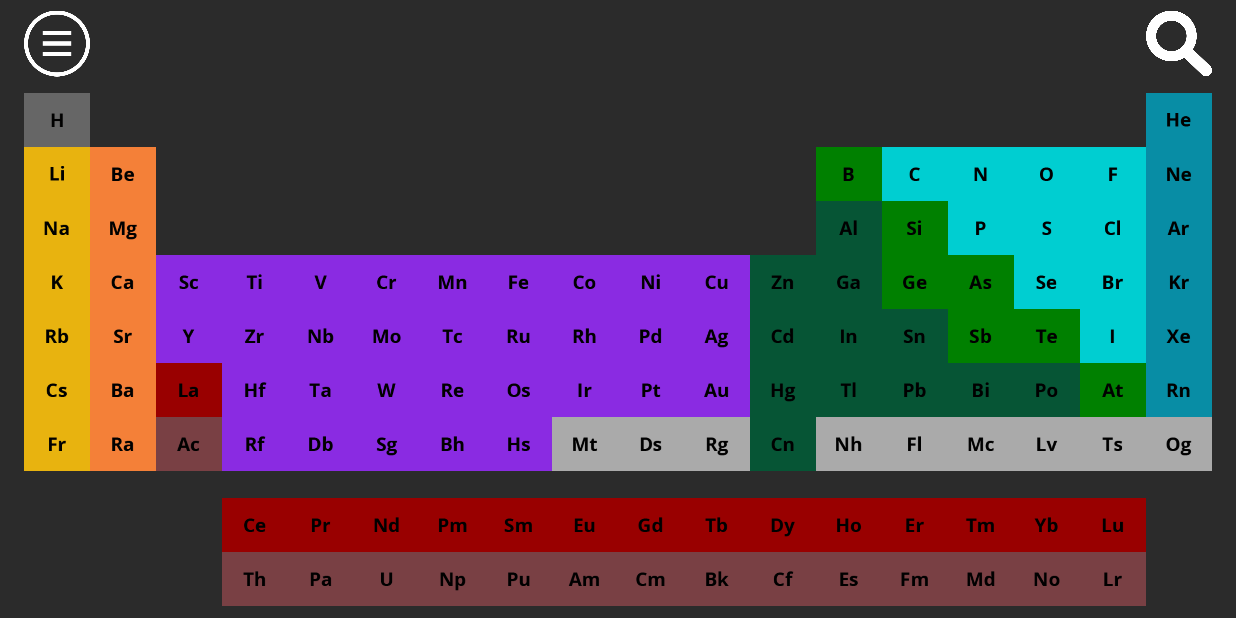
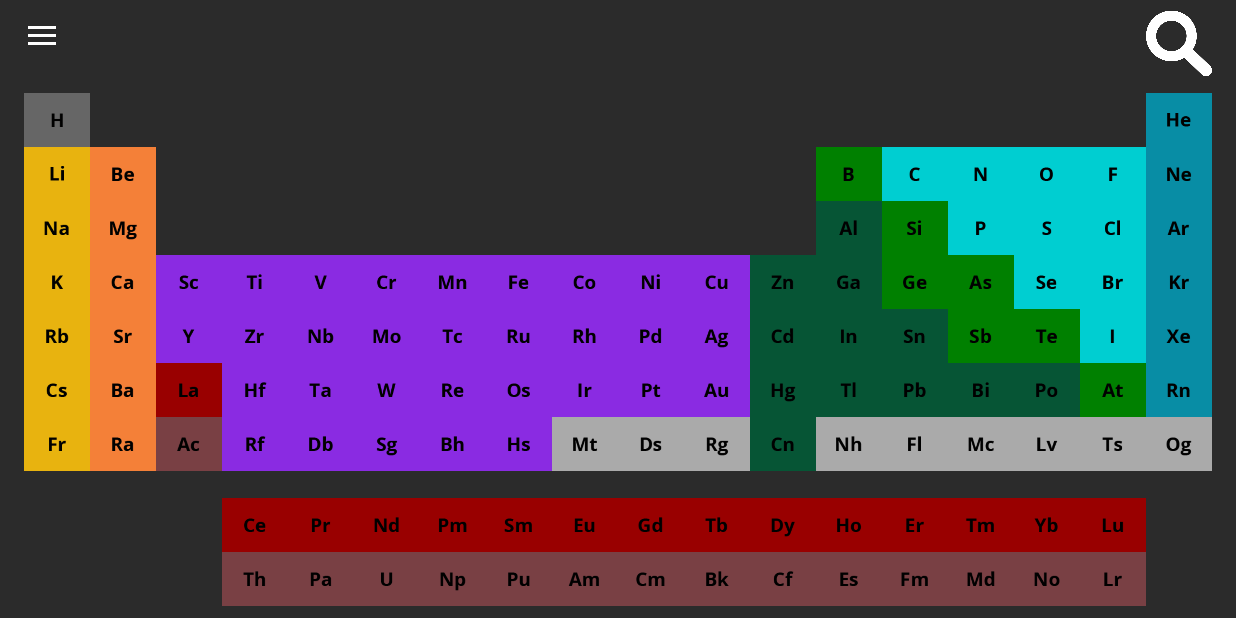
Before and after one commit to FinnWilkinson/EMAS-Periodic-Table-App, an Android app: the screen it shows after launch (MainActivity), on a phone screen of 824 x 412 dp (held sideways). Run offline under Robolectric (Android 15) with nearby library versions, the light colour scheme and no system bars.

Commit message:
Toolbar with nav drawer

```diff
--- a/Test_Applications/PeriodicTableMain/app/build.gradle
+++ b/Test_Applications/PeriodicTableMain/app/build.gradle
@@ -27,5 +27,6 @@ dependencies {
     androidTestImplementation 'com.android.support.test.espresso:espresso-core:3.0.2'
     implementation 'com.android.support:gridlayout-v7:28.0.0'
     implementation 'com.readystatesoftware.sqliteasset:sqliteassethelper:+'
+    implementation 'com.android.support:design:28.0.0'
 
 }
--- a/Test_Applications/PeriodicTableMain/app/src/main/java/com/example/joshhamwee/periodictablemain/MainActivity.java
+++ b/Test_Applications/PeriodicTableMain/app/src/main/java/com/example/joshhamwee/periodictablemain/MainActivity.java
@@ -2,29 +2,55 @@ package com.example.joshhamwee.periodictablemain;
 
 import android.content.Intent;
 import android.media.Image;
+import android.support.annotation.NonNull;
+import android.support.design.widget.NavigationView;
+import android.support.v4.widget.DrawerLayout;
+import android.support.v7.app.ActionBarDrawerToggle;
 import android.support.v7.app.AppCompatActivity;
 import android.os.Bundle;
+import android.view.MenuItem;
 import android.view.View;
 import android.widget.Button;
 import android.widget.GridLayout;
 import android.widget.ImageButton;
+import android.support.v7.widget.Toolbar;
+import android.widget.Toast;
 
 import java.util.ArrayList;
 
 public class MainActivity extends AppCompatActivity {
 
-    //Array of cutton id's to iterate over all buttons and set on click listeners
+    Toolbar toolbar;
+    DrawerLayout drawerLayout;
+    ActionBarDrawerToggle actionBarDrawerToggle;
+    NavigationView navigationView;
+
+    //Array of button id's to iterate over all buttons and set on click listeners
     private final int[] button_ids = {
             R.id.H,R.id.He,R.id.Li,R.id.Be,R.id.B,R.id.C,R.id.N,R.id.O,R.id.F,R.id.Ne,R.id.Na,R.id.Mg,R.id.Al,R.id.Si,R.id.P,R.id.S,R.id.Cl,R.id.Ar,
             R.id.K,R.id.Ca,R.id.Sc,R.id.Ti,R.id.V,R.id.Cr,R.id.Mn,R.id.Fe,R.id.Co,R.id.Ni,R.id.Cu,R.id.Zn,R.id.Ga,R.id.Ge,R.id.As,R.id.Se,R.id.Br,R.id.Kr,
             R.id.Rb,R.id.Sr,R.id.Y,R.id.Zr,R.id.Nb,R.id.Mo,R.id.Tc,R.id.Ru,R.id.Rh,R.id.Pd
     };
 
-
     @Override
     protected void onCreate(Bundle savedInstanceState) {
         super.onCreate(savedInstanceState);
         setContentView(R.layout.activity_main);
+        setUpToolbar();
+        navigationView = (NavigationView) findViewById(R.id.navigation_menu);
+        navigationView.setNavigationItemSelectedListener(new NavigationView.OnNavigationItemSelectedListener() {
+            @Override
+            public boolean onNavigationItemSelected(@NonNull MenuItem menuItem) {
+                switch (menuItem.getItemId()) {
+                    case R.id.home:
+                        Toast.makeText(MainActivity.this, "YOU CLICKED A THING AND NOW IM HERE HELLO", Toast.LENGTH_SHORT).show();
+                        break;
+                    //add more cases here
+                }
+
+                return false;
+            }
+        });
 
         //For loop to create onClickListeners for each button
         //Override the onClick method to openActivityDisplayElementData
@@ -61,4 +87,14 @@ public class MainActivity extends AppCompatActivity {
         startActivity(intent);
     }
 
+    private void setUpToolbar() {
+        Toolbar toolbar = (Toolbar) findViewById(R.id.toolbar);
+        setSupportActionBar(toolbar);
+        DrawerLayout drawerLayout = (DrawerLayout) findViewById(R.id.drawer_layout);
+        ActionBarDrawerToggle actionBarDrawerToggle = new ActionBarDrawerToggle(this, drawerLayout, toolbar, R.string.app_name, R.string.app_name);
+        drawerLayout.addDrawerListener(actionBarDrawerToggle);
+        actionBarDrawerToggle.syncState();
+    }
+
+
 }
--- a/Test_Applications/PeriodicTableMain/app/src/main/res/layout/activity_main.xml
+++ b/Test_Applications/PeriodicTableMain/app/src/main/res/layout/activity_main.xml
@@ -1,4 +1,5 @@
 <?xml version="1.0" encoding="utf-8"?>
+
 <android.support.constraint.ConstraintLayout xmlns:android="http://schemas.android.com/apk/res/android"
     xmlns:app="http://schemas.android.com/apk/res-auto"
     xmlns:tools="http://schemas.android.com/tools"
@@ -7,6 +8,9 @@
     android:background="@color/testgrey"
     tools:concontentDescription=".MainActivity"
     tools:layout_editor_absoluteY="73dp">
+
+    <!-- so the toolbar shows up -->
+    <include layout="@layout/menu_layout" />
 
     <android.support.constraint.ConstraintLayout
         android:id="@+id/constraintLayout"
@@ -28,20 +32,6 @@
             android:orientation="vertical"
             app:layout_constraintGuide_percent="0.05555555555555555555555555555556" />
 
-        <ImageButton
-            android:id="@+id/imageImageButton5"
-            android:layout_width="0dp"
-            android:layout_height="0dp"
-            android:adjustViewBounds="true"
-            android:background="@color/testgrey"
-            android:contentDescription="Menu icon"
-            android:scaleType="fitCenter"
-            app:layout_constraintBottom_toBottomOf="parent"
-            app:layout_constraintEnd_toStartOf="@+id/guideline119"
-            app:layout_constraintStart_toStartOf="parent"
-            app:layout_constraintTop_toTopOf="parent"
-            app:srcCompat="@drawable/menu" />
-
         <android.support.constraint.Guideline
             android:id="@+id/guideline120"
             android:layout_width="wrap_content"
@@ -55,7 +45,7 @@
             android:layout_height="0dp"
             android:adjustViewBounds="true"
             android:background="@color/testgrey"
-            android:contentDescription="Search icon"
+            android:contentDescription="@string/search_icon"
             android:scaleType="fitCenter"
             app:layout_constraintBottom_toBottomOf="parent"
             app:layout_constraintEnd_toEndOf="parent"
--- a/Test_Applications/PeriodicTableMain/app/src/main/res/layout/activity_search.xml
+++ b/Test_Applications/PeriodicTableMain/app/src/main/res/layout/activity_search.xml
@@ -12,8 +12,7 @@
         android:layout_width="wrap_content"
         android:layout_height="wrap_content"
         app:layout_constraintEnd_toEndOf="parent"
+        app:layout_constraintHorizontal_bias="1.0"
         app:layout_constraintStart_toStartOf="parent"
-        app:layout_constraintTop_toTopOf="parent"
-        tools:layout_editor_absoluteY="50dp"
-        />
+        app:layout_constraintTop_toTopOf="parent" />
 </android.support.constraint.ConstraintLayout>
--- /dev/null
+++ b/Test_Applications/PeriodicTableMain/app/src/main/res/layout/menu_layout.xml
@@ -0,0 +1,32 @@
+<?xml version="1.0" encoding="utf-8"?>
+<android.support.v4.widget.DrawerLayout xmlns:android="http://schemas.android.com/apk/res/android"
+    xmlns:app="http://schemas.android.com/apk/res-auto"
+    android:id="@+id/drawer_layout"
+    android:layout_width="match_parent"
+    android:layout_height="match_parent"
+    android:fitsSystemWindows="true">
+
+    <android.support.v7.widget.LinearLayoutCompat
+        android:layout_width="match_parent"
+        android:layout_height="match_parent"
+        android:orientation="horizontal">
+
+        <android.support.v7.widget.Toolbar xmlns:android="http://schemas.android.com/apk/res/android"
+            android:id="@+id/toolbar"
+            android:layout_width="match_parent"
+            android:layout_height="wrap_content"
+            android:theme="@style/ThemeOverlay.AppCompat.Dark.ActionBar"
+            android:background="@color/colorPrimary">
+        </android.support.v7.widget.Toolbar>
+
+    </android.support.v7.widget.LinearLayoutCompat>
+
+
+    <android.support.design.widget.NavigationView
+        android:id="@+id/navigation_menu"
+        android:layout_width="wrap_content"
+        android:layout_height="match_parent"
+        android:layout_gravity="start"
+        app:menu="@menu/menu_drawer"/>
+
+</android.support.v4.widget.DrawerLayout>
--- /dev/null
+++ b/Test_Applications/PeriodicTableMain/app/src/main/res/menu/menu_drawer.xml
@@ -0,0 +1,20 @@
+<?xml version="1.0" encoding="utf-8"?>
+<menu xmlns:android="http://schemas.android.com/apk/res/android">
+    <group android:checkableBehavior="single"
+        android:id="@+id/group1">
+        <item
+            android:id="@+id/home"
+            android:title="HOME"></item>
+        <item
+            android:id="@+id/graph"
+            android:title="ENERGY GRAPH"></item>
+    </group>
+
+    <group android:checkableBehavior="single"
+        android:id="@+id/group2">
+        <item
+            android:id="@+id/about"
+            android:title="ABOUT US"></item>
+    </group>
+
+</menu>
--- a/Test_Applications/PeriodicTableMain/app/src/main/res/values/colors.xml
+++ b/Test_Applications/PeriodicTableMain/app/src/main/res/values/colors.xml
@@ -1,6 +1,6 @@
 <?xml version="1.0" encoding="utf-8"?>
 <resources>
-    <color name="colorPrimary">#008577</color>
+    <color name="colorPrimary">#2B2B2B</color>
     <color name="colorPrimaryDark">#00574B</color>
     <color name="colorAccent">#D81B60</color>
     <color name="niceblue">#133337</color>
@@ -19,4 +19,5 @@
     <color name="testgrey">#2B2B2B</color>
     <color name="white">#FFFFFF</color>
     <color name="lightgrey">#AAAAAA</color>
+    <color name="menuBG">#000000</color>
 </resources>
--- a/Test_Applications/PeriodicTableMain/app/src/main/res/values/strings.xml
+++ b/Test_Applications/PeriodicTableMain/app/src/main/res/values/strings.xml
@@ -1,5 +1,7 @@
 <resources>
-    <string name="app_name">PeriodicTableMain</string>
+    <string name="app_name"> </string>
+    <string name="search_icon">Search icon</string>
+    <string name="menuuuuu">MENUUUUU</string>
     <string-array name="array_elements">
         <item>Hydrogen - H - 1</item>
         <item>Helium - He - 2</item>
--- /dev/null
+++ b/Test_Applications/lookMomIMadeAnAppBar/app/src/main/res/menu/menu.xml
@@ -0,0 +1,4 @@
+<?xml version="1.0" encoding="utf-8"?>
+<menu xmlns:android="http://schemas.android.com/apk/res/android">
+
+</menu>
--- /dev/null
+++ b/Test_Applications/lookMomIMadeAnAppBar/build.gradle
@@ -0,0 +1 @@
+// Top-level build file where you can add configuration options common to all sub-projects/modules.
```
Also changed, not shown: Test_Applications/lookMomIMadeAnAppBar/gradle/wrapper/gradle-wrapper.properties (added), 1891 other files.
